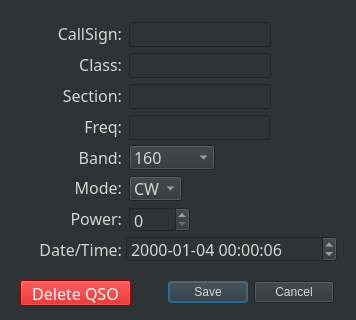
Above: data/dialog.ui from mbridak/WinterFieldDayLogger before the change. Below: the same form after it.
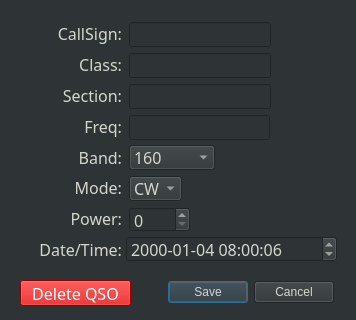
That is the form after the change.

```diff
--- a/data/dialog.ui
+++ b/data/dialog.ui
@@ -125,7 +125,7 @@
    </property>
    <property name="dateTime">
     <datetime>
-     <hour>0</hour>
+     <hour>8</hour>
      <minute>0</minute>
      <second>6</second>
      <year>2000</year>
```
Left out of the diff: 15 changed lines with no effect on the pictures.
